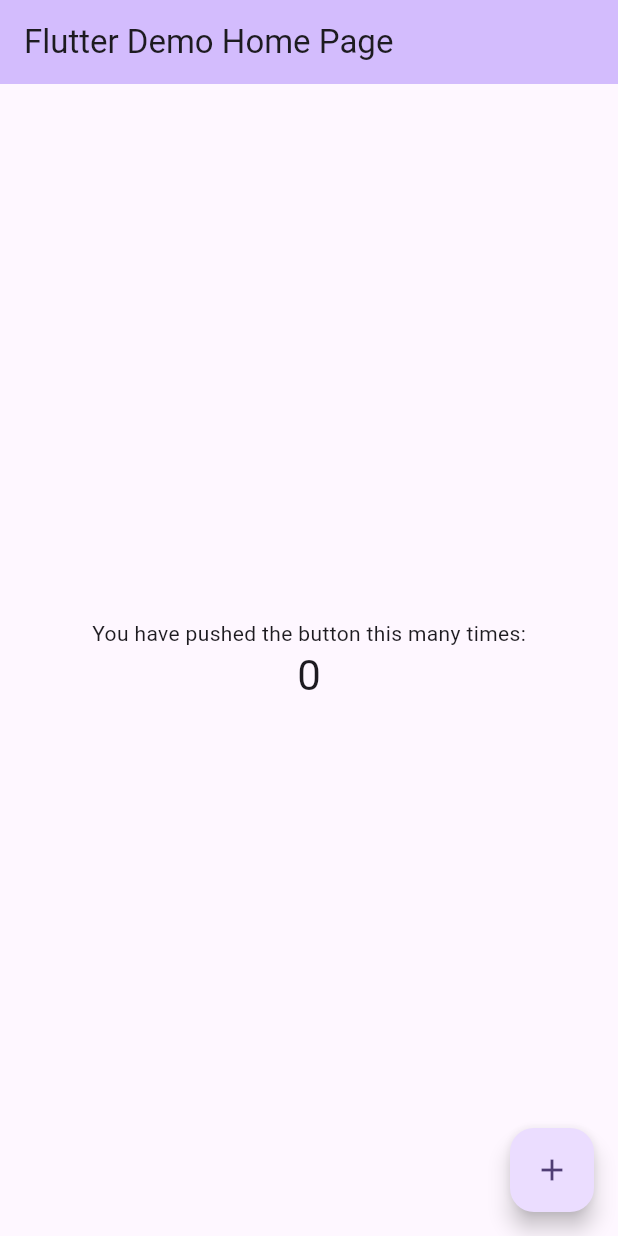
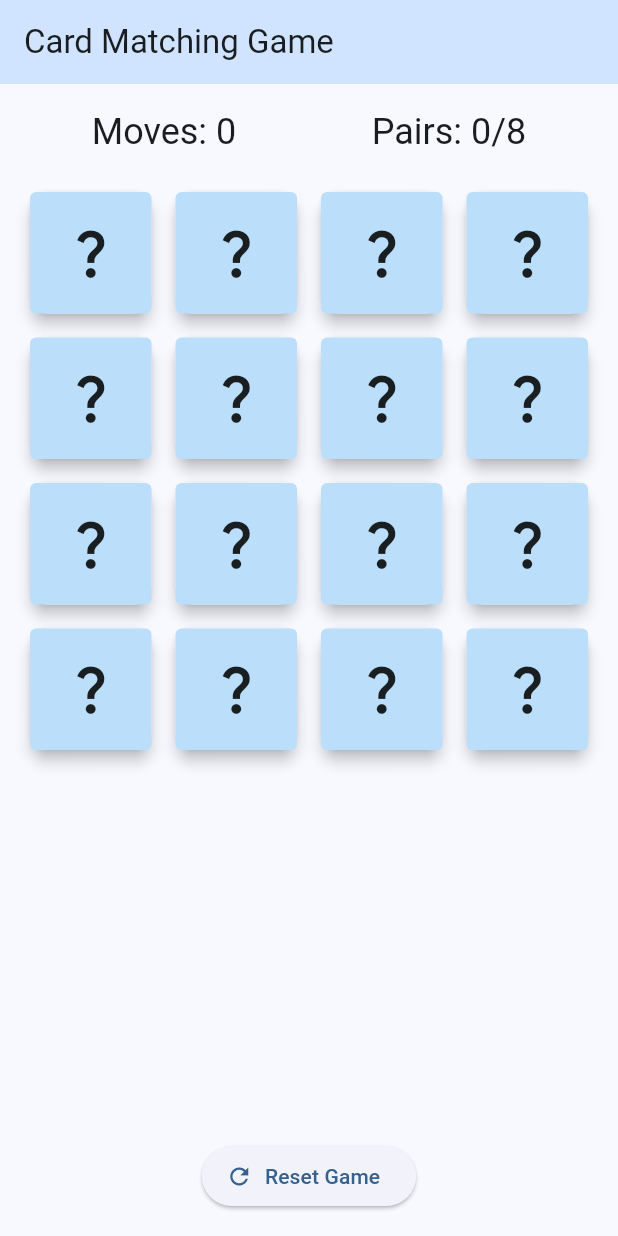
Before and after one commit to Mclovin7291/card-matching-game, a Flutter app: the screen it shows after launch, on a phone screen of 412 x 824 dp. Run offline on Flutter 3.47's test engine with Material 3 defaults, Android fonts, the light colour scheme and no system bars.

Commit message:
card layout design.

```diff
--- a/lib/main.dart
+++ b/lib/main.dart
@@ -1,4 +1,5 @@
 import 'package:flutter/material.dart';
+import 'package:provider/provider.dart';
 
 void main() {
   runApp(const MyApp());
@@ -7,116 +8,90 @@ void main() {
 class MyApp extends StatelessWidget {
   const MyApp({super.key});
 
-  // This widget is the root of your application.
   @override
   Widget build(BuildContext context) {
     return MaterialApp(
-      title: 'Flutter Demo',
+      title: 'Card Matching Game',
       theme: ThemeData(
-        // This is the theme of your application.
-        //
-        // TRY THIS: Try running your application with "flutter run". You'll see
-        // the application has a purple toolbar. Then, without quitting the app,
-        // try changing the seedColor in the colorScheme below to Colors.green
-        // and then invoke "hot reload" (save your changes or press the "hot
-        // reload" button in a Flutter-supported IDE, or press "r" if you used
-        // the command line to start the app).
-        //
-        // Notice that the counter didn't reset back to zero; the application
-        // state is not lost during the reload. To reset the state, use hot
-        // restart instead.
-        //
-        // This works for code too, not just values: Most code changes can be
-        // tested with just a hot reload.
-        colorScheme: ColorScheme.fromSeed(seedColor: Colors.deepPurple),
+        colorScheme: ColorScheme.fromSeed(seedColor: Colors.blue),
+        useMaterial3: true,
       ),
-      home: const MyHomePage(title: 'Flutter Demo Home Page'),
+      home: const GameScreen(),
     );
   }
 }
 
-class MyHomePage extends StatefulWidget {
-  const MyHomePage({super.key, required this.title});
-
-  // This widget is the home page of your application. It is stateful, meaning
-  // that it has a State object (defined below) that contains fields that affect
-  // how it looks.
-
-  // This class is the configuration for the state. It holds the values (in this
-  // case the title) provided by the parent (in this case the App widget) and
-  // used by the build method of the State. Fields in a Widget subclass are
-  // always marked "final".
-
-  final String title;
-
-  @override
-  State<MyHomePage> createState() => _MyHomePageState();
-}
-
-class _MyHomePageState extends State<MyHomePage> {
-  int _counter = 0;
-
-  void _incrementCounter() {
-    setState(() {
-      // This call to setState tells the Flutter framework that something has
-      // changed in this State, which causes it to rerun the build method below
-      // so that the display can reflect the updated values. If we changed
-      // _counter without calling setState(), then the build method would not be
-      // called again, and so nothing would appear to happen.
-      _counter++;
-    });
-  }
+class GameScreen extends StatelessWidget {
+  const GameScreen({super.key});
 
   @override
   Widget build(BuildContext context) {
-    // This method is rerun every time setState is called, for instance as done
-    // by the _incrementCounter method above.
-    //
-    // The Flutter framework has been optimized to make rerunning build methods
-    // fast, so that you can just rebuild anything that needs updating rather
-    // than having to individually change instances of widgets.
     return Scaffold(
       appBar: AppBar(
-        // TRY THIS: Try changing the color here to a specific color (to
-        // Colors.amber, perhaps?) and trigger a hot reload to see the AppBar
-        // change color while the other colors stay the same.
-        backgroundColor: Theme.of(context).colorScheme.inversePrimary,
-        // Here we take the value from the MyHomePage object that was created by
-        // the App.build method, and use it to set our appbar title.
-        title: Text(widget.title),
+        title: const Text('Card Matching Game'),
+        backgroundColor: Theme.of(context).colorScheme.primaryContainer,
       ),
-      body: Center(
-        // Center is a layout widget. It takes a single child and positions it
-        // in the middle of the parent.
+      body: Padding(
+        padding: const EdgeInsets.all(16.0),
         child: Column(
-          // Column is also a layout widget. It takes a list of children and
-          // arranges them vertically. By default, it sizes itself to fit its
-          // children horizontally, and tries to be as tall as its parent.
-          //
-          // Column has various properties to control how it sizes itself and
-          // how it positions its children. Here we use mainAxisAlignment to
-          // center the children vertically; the main axis here is the vertical
-          // axis because Columns are vertical (the cross axis would be
-          // horizontal).
-          //
-          // TRY THIS: Invoke "debug painting" (choose the "Toggle Debug Paint"
-          // action in the IDE, or press "p" in the console), to see the
-          // wireframe for each widget.
-          mainAxisAlignment: MainAxisAlignment.center,
-          children: <Widget>[
-            const Text('You have pushed the button this many times:'),
-            Text(
-              '$_counter',
-              style: Theme.of(context).textTheme.headlineMedium,
+          children: [
+            // Score and moves counter
+            Row(
+              mainAxisAlignment: MainAxisAlignment.spaceAround,
+              children: [
+                Text(
+                  'Moves: 0',
+                  style: Theme.of(context).textTheme.headlineSmall,
+                ),
+                Text(
+                  'Pairs: 0/8',
+                  style: Theme.of(context).textTheme.headlineSmall,
+                ),
+              ],
+            ),
+            const SizedBox(height: 20),
+            // Card grid will go here
+            Expanded(
+              child: GridView.builder(
+                gridDelegate: const SliverGridDelegateWithFixedCrossAxisCount(
+                  crossAxisCount: 4,
+                  crossAxisSpacing: 8,
+                  mainAxisSpacing: 8,
+                ),
+                itemCount: 16, // 4x4 grid
+                itemBuilder: (context, index) {
+                  return Card(
+                    elevation: 4,
+                    child: InkWell(
+                      onTap: () {
+                        // Card flip logic will go here
+                      },
+                      child: Container(
+                        decoration: BoxDecoration(
+                          color: Colors.blue.shade100,
+                          borderRadius: BorderRadius.circular(4),
+                        ),
+                        child: const Center(
+                          child: Icon(Icons.question_mark, size: 40),
+                        ),
+                      ),
+                    ),
+                  );
+                },
+              ),
+            ),
+            const SizedBox(height: 20),
+            // Reset button
+            ElevatedButton.icon(
+              onPressed: () {
+                // Reset game logic will go here
+              },
+              icon: const Icon(Icons.refresh),
+              label: const Text('Reset Game'),
             ),
           ],
         ),
       ),
-      floatingActionButton: FloatingActionButton(
-        onPressed: _incrementCounter,
-        tooltip: 'Increment',
-        child: const Icon(Icons.add),
-      ), // This trailing comma makes auto-formatting nicer for build methods.
     );
   }
 }
--- a/pubspec.yaml
+++ b/pubspec.yaml
@@ -34,6 +34,7 @@ dependencies:
   # The following adds the Cupertino Icons font to your application.
   # Use with the CupertinoIcons class for iOS style icons.
   cupertino_icons: ^1.0.8
+  provider: ^6.1.1
 
 dev_dependencies:
   flutter_test:
```
Also changed, not shown: pubspec.lock.
